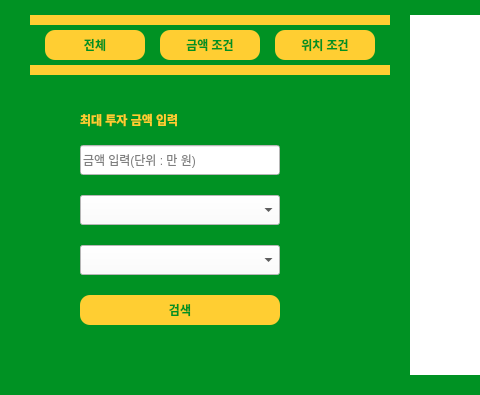
This is to_DB/client/ui/mainUi.ui in GilJun-Jeong/about_data_project as Qt 5 draws it before an edit; both pictures show x 0 to 480 and y 205 to 600 of the 800 by 600 pixel window. The edited form follows.
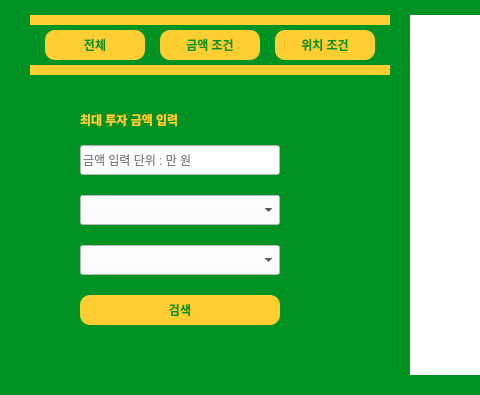
This is the edited form. The open tabs and pages were chosen to show the change. Icons and pictures are not drawn.

Diff of the .ui file:
```diff
--- a/to_DB/client/ui/mainUi.ui
+++ b/to_DB/client/ui/mainUi.ui
@@ -545,7 +545,7 @@
                 <string notr="true">background-color : white;</string>
                </property>
                <property name="placeholderText">
-                <string>금액 입력(단위 : 만 원)</string>
+                <string>금액 입력 단위 : 만 원</string>
                </property>
               </widget>
               <widget class="QLabel" name="label_11">
```
